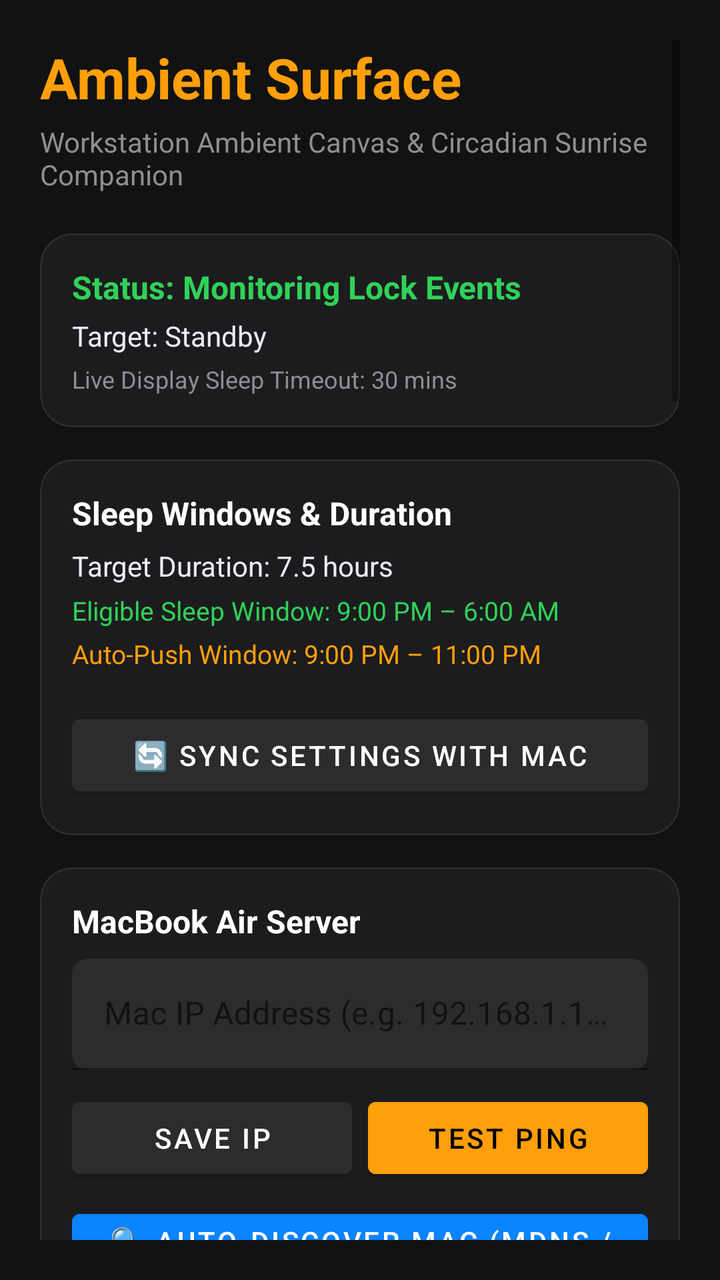
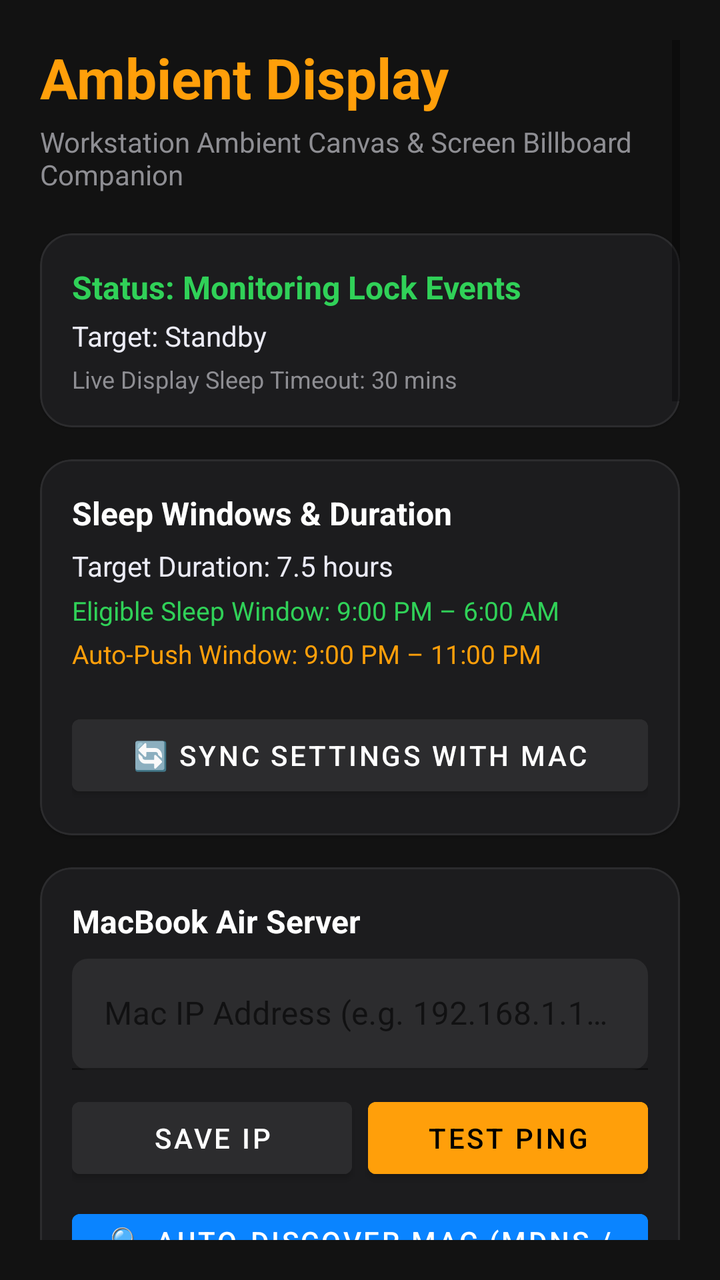

Before-and-after screenshots of an Android layout around one commit, followed by the original layout XML and the change that was made.
<!-- AndroidManifest.xml: application theme Theme.Material3.DayNight.NoActionBar -->
<!-- res/layout/activity_main.xml -->
<?xml version="1.0" encoding="utf-8"?>
<ScrollView xmlns:android="http://schemas.android.com/apk/res/android"
    xmlns:app="http://schemas.android.com/apk/res-auto"
    android:layout_width="match_parent"
    android:layout_height="match_parent"
    android:background="#121212"
    android:padding="20dp">

    <LinearLayout
        android:layout_width="match_parent"
        android:layout_height="wrap_content"
        android:orientation="vertical">

        
        <TextView
            android:layout_width="wrap_content"
            android:layout_height="wrap_content"
            android:text="Ambient Surface"
            android:textColor="#FF9F0A"
            android:textSize="28sp"
            android:textStyle="bold" />

        <TextView
            android:layout_width="wrap_content"
            android:layout_height="wrap_content"
            android:layout_marginTop="4dp"
            android:text="Workstation Ambient Canvas &amp; Circadian Sunrise Companion"
            android:textColor="#8E8E93"
            android:textSize="14sp" />

        
        <com.google.android.material.card.MaterialCardView
            android:layout_width="match_parent"
            android:layout_height="wrap_content"
            android:layout_marginTop="20dp"
            app:cardBackgroundColor="#1C1C1E"
            app:cardCornerRadius="16dp"
            app:strokeColor="#2C2C2E"
            app:strokeWidth="1dp">

            <LinearLayout
                android:layout_width="match_parent"
                android:layout_height="wrap_content"
                android:orientation="vertical"
                android:padding="16dp">

                <TextView
                    android:id="@+id/tvSleepStatus"
                    android:layout_width="wrap_content"
                    android:layout_height="wrap_content"
                    android:text="Status: Monitoring Lock Events"
                    android:textColor="#30D158"
                    android:textSize="16sp"
                    android:textStyle="bold" />

                <TextView
                    android:id="@+id/tvWakeTarget"
                    android:layout_width="wrap_content"
                    android:layout_height="wrap_content"
                    android:layout_marginTop="4dp"
                    android:text="Target: Standby"
                    android:textColor="#EBEBF5"
                    android:textSize="14sp" />

                <TextView
                    android:id="@+id/tvDisplayTimeout"
                    android:layout_width="wrap_content"
                    android:layout_height="wrap_content"
                    android:layout_marginTop="4dp"
                    android:text="Live Display Sleep Timeout: 30 mins"
                    android:textColor="#8E8E93"
                    android:textSize="12sp" />

            </LinearLayout>
        </com.google.android.material.card.MaterialCardView>

        
        <com.google.android.material.card.MaterialCardView
            android:layout_width="match_parent"
            android:layout_height="wrap_content"
            android:layout_marginTop="16dp"
            app:cardBackgroundColor="#1C1C1E"
            app:cardCornerRadius="16dp"
            app:strokeColor="#2C2C2E"
            app:strokeWidth="1dp">

            <LinearLayout
                android:layout_width="match_parent"
                android:layout_height="wrap_content"
                android:orientation="vertical"
                android:padding="16dp">

                <TextView
                    android:layout_width="wrap_content"
                    android:layout_height="wrap_content"
                    android:text="Sleep Windows &amp; Duration"
                    android:textColor="#FFFFFF"
                    android:textSize="16sp"
                    android:textStyle="bold" />

                <TextView
                    android:id="@+id/tvSleepDuration"
                    android:layout_width="wrap_content"
                    android:layout_height="wrap_content"
                    android:layout_marginTop="6dp"
                    android:text="Target Duration: 7.5 hours"
                    android:textColor="#EBEBF5"
                    android:textSize="14sp" />

                <TextView
                    android:id="@+id/tvSleepWindow"
                    android:layout_width="wrap_content"
                    android:layout_height="wrap_content"
                    android:layout_marginTop="4dp"
                    android:text="Eligible Sleep Window: 9:00 PM – 6:00 AM"
                    android:textColor="#30D158"
                    android:textSize="13sp" />

                <TextView
                    android:id="@+id/tvAutoPushWindow"
                    android:layout_width="wrap_content"
                    android:layout_height="wrap_content"
                    android:layout_marginTop="4dp"
                    android:text="Auto-Push Window: 9:00 PM – 11:00 PM"
                    android:textColor="#FF9F0A"
                    android:textSize="13sp" />

                <com.google.android.material.materialswitch.MaterialSwitch
                    android:id="@+id/switchAwayMode"
                    android:layout_width="match_parent"
                    android:layout_height="wrap_content"
                    android:layout_marginTop="10dp"
                    android:text="Away Mode (Suppress Monitors)"
                    android:textColor="#FFFFFF"
                    android:textSize="14sp" />

                <Button
                    android:id="@+id/btnSyncConfig"
                    android:layout_width="match_parent"
                    android:layout_height="wrap_content"
                    android:layout_marginTop="8dp"
                    android:backgroundTint="#2C2C2E"
                    android:text="🔄 Sync Settings with Mac"
                    android:textColor="#FFFFFF" />

            </LinearLayout>
        </com.google.android.material.card.MaterialCardView>

        
        <com.google.android.material.card.MaterialCardView
            android:layout_width="match_parent"
            android:layout_height="wrap_content"
            android:layout_marginTop="16dp"
            app:cardBackgroundColor="#1C1C1E"
            app:cardCornerRadius="16dp"
            app:strokeColor="#2C2C2E"
            app:strokeWidth="1dp">

            <LinearLayout
                android:layout_width="match_parent"
                android:layout_height="wrap_content"
                android:orientation="vertical"
                android:padding="16dp">

                <TextView
                    android:layout_width="wrap_content"
                    android:layout_height="wrap_content"
                    android:text="MacBook Air Server"
                    android:textColor="#FFFFFF"
                    android:textSize="16sp"
                    android:textStyle="bold" />

                <com.google.android.material.textfield.TextInputLayout
                    android:layout_width="match_parent"
                    android:layout_height="wrap_content"
                    android:layout_marginTop="8dp"
                    android:hint="Mac IP Address (e.g. 192.168.1.100)"
                    app:boxBackgroundColor="#2C2C2E"
                    app:boxCornerRadiusBottomEnd="8dp"
                    app:boxCornerRadiusBottomStart="8dp"
                    app:boxCornerRadiusTopEnd="8dp"
                    app:boxCornerRadiusTopStart="8dp">

                    <com.google.android.material.textfield.TextInputEditText
                        android:id="@+id/etMacHost"
                        android:layout_width="match_parent"
                        android:layout_height="wrap_content"
                        android:inputType="textUri"
                        android:textColor="#FFFFFF" />
                </com.google.android.material.textfield.TextInputLayout>

                <LinearLayout
                    android:layout_width="match_parent"
                    android:layout_height="wrap_content"
                    android:layout_marginTop="10dp"
                    android:orientation="horizontal">

                    <Button
                        android:id="@+id/btnSaveHost"
                        android:layout_width="0dp"
                        android:layout_height="wrap_content"
                        android:layout_weight="1"
                        android:backgroundTint="#2C2C2E"
                        android:text="Save IP"
                        android:textColor="#FFFFFF" />

                    <Button
                        android:id="@+id/btnTestConnection"
                        android:layout_width="0dp"
                        android:layout_height="wrap_content"
                        android:layout_marginStart="8dp"
                        android:layout_weight="1"
                        android:backgroundTint="#FF9F0A"
                        android:text="Test Ping"
                        android:textColor="#000000" />
                </LinearLayout>

                <Button
                    android:id="@+id/btnAutoDiscover"
                    android:layout_width="match_parent"
                    android:layout_height="wrap_content"
                    android:layout_marginTop="8dp"
                    android:backgroundTint="#0A84FF"
                    android:text="🔍 Auto-Discover Mac (mDNS / Scan)"
                    android:textColor="#FFFFFF" />

            </LinearLayout>
        </com.google.android.material.card.MaterialCardView>

        
        <com.google.android.material.card.MaterialCardView
            android:layout_width="match_parent"
            android:layout_height="wrap_content"
            android:layout_marginTop="16dp"
            app:cardBackgroundColor="#1C1C1E"
            app:cardCornerRadius="16dp"
            app:strokeColor="#2C2C2E"
            app:strokeWidth="1dp">

            <LinearLayout
                android:layout_width="match_parent"
                android:layout_height="wrap_content"
                android:orientation="vertical"
                android:padding="16dp">

                <TextView
                    android:layout_width="wrap_content"
                    android:layout_height="wrap_content"
                    android:text="☁️ Cloud Sync"
                    android:textColor="#FFFFFF"
                    android:textSize="16sp"
                    android:textStyle="bold" />

                <TextView
                    android:id="@+id/tvCloudAuthStatus"
                    android:layout_width="wrap_content"
                    android:layout_height="wrap_content"
                    android:layout_marginTop="4dp"
                    android:text="Sign in with Google to sync devices anywhere"
                    android:textColor="#8E8E93"
                    android:textSize="13sp" />

                <LinearLayout
                    android:layout_width="match_parent"
                    android:layout_height="wrap_content"
                    android:layout_marginTop="10dp"
                    android:orientation="horizontal">

                    <Button
                        android:id="@+id/btnGoogleSignIn"
                        android:layout_width="0dp"
                        android:layout_height="wrap_content"
                        android:layout_weight="1"
                        android:backgroundTint="#4285F4"
                        android:text="Sign in with Google"
                        android:textColor="#FFFFFF" />

                    <Button
                        android:id="@+id/btnSignOut"
                        android:layout_width="wrap_content"
                        android:layout_height="wrap_content"
                        android:layout_marginStart="8dp"
                        android:backgroundTint="#2C2C2E"
                        android:text="Sign Out"
                        android:textColor="#E0E0E6"
                        android:visibility="gone" />
                </LinearLayout>

                <TextView
                    android:id="@+id/tvCloudDevicesHeader"
                    android:layout_width="wrap_content"
                    android:layout_height="wrap_content"
                    android:layout_marginTop="12dp"
                    android:text="Target Workstations (Cloud Devices):"
                    android:textColor="#8E8E93"
                    android:textSize="13sp" />

                <Spinner
                    android:id="@+id/spCloudTargetDevice"
                    android:layout_width="match_parent"
                    android:layout_height="48dp"
                    android:layout_marginTop="6dp"
                    android:background="#2C2C2E" />

            </LinearLayout>
        </com.google.android.material.card.MaterialCardView>

        

        <com.google.android.material.card.MaterialCardView
            android:layout_width="match_parent"
            android:layout_height="wrap_content"
            android:layout_marginTop="16dp"
            app:cardBackgroundColor="#1C1C1E"
            app:cardCornerRadius="16dp"
            app:strokeColor="#2C2C2E"
            app:strokeWidth="1dp">

            <LinearLayout
                android:layout_width="match_parent"
                android:layout_height="wrap_content"
                android:orientation="vertical"
                android:padding="16dp">

                <TextView
                    android:layout_width="wrap_content"
                    android:layout_height="wrap_content"
                    android:text="🖥️ Ambient Surface Canvas"
                    android:textColor="#FFFFFF"
                    android:textSize="16sp"
                    android:textStyle="bold" />

                <TextView
                    android:layout_width="wrap_content"
                    android:layout_height="wrap_content"
                    android:layout_marginTop="2dp"
                    android:text="Broadcast billboard message or privacy lock across displays"
                    android:textColor="#8E8E93"
                    android:textSize="12sp" />

                
                <TextView
                    android:layout_width="wrap_content"
                    android:layout_height="wrap_content"
                    android:layout_marginTop="8dp"
                    android:text="Canvas Mode:"
                    android:textColor="#8E8E93"
                    android:textSize="12sp" />

                <Spinner
                    android:id="@+id/spCanvasType"
                    android:layout_width="match_parent"
                    android:layout_height="44dp"
                    android:layout_marginTop="4dp"
                    android:background="#2C2C2E" />

                
                <com.google.android.material.textfield.TextInputLayout
                    android:layout_width="match_parent"
                    android:layout_height="wrap_content"
                    android:layout_marginTop="10dp"
                    android:hint="Headline / Message (e.g. At the Gym / BRB)"
                    app:boxBackgroundColor="#2C2C2E"
                    app:boxCornerRadiusBottomEnd="8dp"
                    app:boxCornerRadiusBottomStart="8dp"
                    app:boxCornerRadiusTopEnd="8dp"
                    app:boxCornerRadiusTopStart="8dp">

                    <com.google.android.material.textfield.TextInputEditText
                        android:id="@+id/etScreenMessage"
                        android:layout_width="match_parent"
                        android:layout_height="wrap_content"
                        android:inputType="textMultiLine"
                        android:minLines="1"
                        android:maxLines="3"
                        android:textColor="#FFFFFF" />
                </com.google.android.material.textfield.TextInputLayout>

                
                <com.google.android.material.textfield.TextInputLayout
                    android:layout_width="match_parent"
                    android:layout_height="wrap_content"
                    android:layout_marginTop="8dp"
                    android:hint="Subtitle (optional, e.g. Back at 5:30. Do not touch.)"
                    app:boxBackgroundColor="#2C2C2E"
                    app:boxCornerRadiusBottomEnd="8dp"
                    app:boxCornerRadiusBottomStart="8dp"
                    app:boxCornerRadiusTopEnd="8dp"
                    app:boxCornerRadiusTopStart="8dp">

                    <com.google.android.material.textfield.TextInputEditText
                        android:id="@+id/etCanvasSubtitle"
                        android:layout_width="match_parent"
                        android:layout_height="wrap_content"
                        android:inputType="text"
                        android:textColor="#FFFFFF" />
                </com.google.android.material.textfield.TextInputLayout>

                
                <com.google.android.material.textfield.TextInputLayout
                    android:id="@+id/tilMediaUrl"
                    android:layout_width="match_parent"
                    android:layout_height="wrap_content"
                    android:layout_marginTop="8dp"
                    android:hint="Media URL (Image, MP4 loop, or Web URL)"
                    app:boxBackgroundColor="#2C2C2E"
                    app:boxCornerRadiusBottomEnd="8dp"
                    app:boxCornerRadiusBottomStart="8dp"
                    app:boxCornerRadiusTopEnd="8dp"
                    app:boxCornerRadiusTopStart="8dp">

                    <com.google.android.material.textfield.TextInputEditText
                        android:id="@+id/etMediaUrl"
                        android:layout_width="match_parent"
                        android:layout_height="wrap_content"
                        android:inputType="textUri"
                        android:textColor="#FFFFFF" />
                </com.google.android.material.textfield.TextInputLayout>

                
                <TextView
                    android:id="@+id/tvRecentMessagesLabel"
                    android:layout_width="wrap_content"
                    android:layout_height="wrap_content"
                    android:layout_marginTop="8dp"
                    android:text="Recent presets (tap to use):"
                    android:textColor="#8E8E93"
                    android:textSize="12sp" />

                <HorizontalScrollView
                    android:layout_width="match_parent"
                    android:layout_height="wrap_content"
                    android:layout_marginTop="4dp"
                    android:scrollbars="none">

                    <com.google.android.material.chip.ChipGroup
                        android:id="@+id/chipGroupRecentMessages"
                        android:layout_width="wrap_content"
                        android:layout_height="wrap_content"
                        app:singleLine="true" />
                </HorizontalScrollView>

                
                <TextView
                    android:layout_width="wrap_content"
                    android:layout_height="wrap_content"
                    android:layout_marginTop="10dp"
                    android:text="Target Display:"
                    android:textColor="#8E8E93"
                    android:textSize="12sp" />

                <Spinner
                    android:id="@+id/spTargetDisplay"
                    android:layout_width="match_parent"
                    android:layout_height="44dp"
                    android:layout_marginTop="4dp"
                    android:background="#2C2C2E" />

                
                <TextView
                    android:layout_width="wrap_content"
                    android:layout_height="wrap_content"
                    android:layout_marginTop="10dp"
                    android:text="Dismiss Policy &amp; Duration:"
                    android:textColor="#8E8E93"
                    android:textSize="12sp" />

                <RadioGroup
                    android:id="@+id/rgMessageDuration"
                    android:layout_width="match_parent"
                    android:layout_height="wrap_content"
                    android:layout_marginTop="4dp"
                    android:orientation="horizontal">

                    <RadioButton
                        android:id="@+id/rbPersistent"
                        android:layout_width="wrap_content"
                        android:layout_height="wrap_content"
                        android:checked="true"
                        android:text="ESC (Any)"
                        android:textColor="#EBEBF5"
                        android:textSize="13sp" />

                    <RadioButton
                        android:id="@+id/rbLockPhoneOnly"
                        android:layout_width="wrap_content"
                        android:layout_height="wrap_content"
                        android:layout_marginStart="8dp"
                        android:text="🔒 Locked"
                        android:textColor="#FF453A"
                        android:textSize="13sp" />

                    <RadioButton
                        android:id="@+id/rbToast15s"
                        android:layout_width="wrap_content"
                        android:layout_height="wrap_content"
                        android:layout_marginStart="8dp"
                        android:text="15s"
                        android:textColor="#EBEBF5"
                        android:textSize="13sp" />

                    <RadioButton
                        android:id="@+id/rbToast30s"
                        android:layout_width="wrap_content"
                        android:layout_height="wrap_content"
                        android:layout_marginStart="8dp"
                        android:text="30s"
                        android:textColor="#EBEBF5"
                        android:textSize="13sp" />
                </RadioGroup>

                
                <LinearLayout
                    android:layout_width="match_parent"
                    android:layout_height="wrap_content"
                    android:layout_marginTop="12dp"
                    android:orientation="horizontal">

                    <Button
                        android:id="@+id/btnSendMessage"
                        android:layout_width="0dp"
                        android:layout_height="wrap_content"
                        android:layout_weight="1"
                        android:backgroundTint="#0A84FF"
                        android:text="📤 Send to Screen"
                        android:textColor="#FFFFFF"
                        android:textStyle="bold" />

                    <Button
                        android:id="@+id/btnDismissScreenMessage"
                        android:layout_width="wrap_content"
                        android:layout_height="wrap_content"
                        android:layout_marginStart="8dp"
                        android:backgroundTint="#3A1C1C"
                        android:text="Clear Screen"
                        android:textColor="#FF453A" />
                </LinearLayout>

                
                <TextView
                    android:id="@+id/tvActiveMessageStatus"
                    android:layout_width="wrap_content"
                    android:layout_height="wrap_content"
                    android:layout_marginTop="8dp"
                    android:text=""
                    android:textColor="#30D158"
                    android:textSize="12sp"
                    android:visibility="gone" />

            </LinearLayout>
        </com.google.android.material.card.MaterialCardView>

        
        <TextView
            android:layout_width="wrap_content"
            android:layout_height="wrap_content"
            android:layout_marginTop="20dp"
            android:text="Actions &amp; Overrides"
            android:textColor="#8E8E93"
            android:textSize="14sp"
            android:textStyle="bold" />

        <Button
            android:id="@+id/btnManualSleep"
            android:layout_width="match_parent"
            android:layout_height="56dp"
            android:layout_marginTop="8dp"
            android:backgroundTint="#30D158"
            android:text="Start Sleep Now (Manual 7.5h)"
            android:textColor="#000000"
            android:textSize="16sp"
            android:textStyle="bold" />

        <Button
            android:id="@+id/btnTestMode"
            android:layout_width="match_parent"
            android:layout_height="48dp"
            android:layout_marginTop="8dp"
            android:backgroundTint="#2C2C2E"
            android:text="Preview Display (10s Test Mode)"
            android:textColor="#FFFFFF" />

        <Button
            android:id="@+id/btnTestPhoneAlarm"
            android:layout_width="match_parent"
            android:layout_height="48dp"
            android:layout_marginTop="8dp"
            android:backgroundTint="#FF9F0A"
            android:text="🔔 Test Phone Alarm (Ring in 5s)"
            android:textColor="#000000"
            android:textStyle="bold" />

        <Button
            android:id="@+id/btnTest1MinSleep"
            android:layout_width="match_parent"
            android:layout_height="48dp"
            android:layout_marginTop="8dp"
            android:backgroundTint="#32D74B"
            android:text="⏱️ Test 1-Min Sleep &amp; Alarm Flow"
            android:textColor="#000000"
            android:textStyle="bold" />

        <Button
            android:id="@+id/btnStopSleep"
            android:layout_width="match_parent"
            android:layout_height="48dp"
            android:layout_marginTop="8dp"
            android:backgroundTint="#3A1C1C"
            android:text="Stop Sleep / I'm Awake"
            android:textColor="#FF453A" />

        
        <TextView
            android:layout_width="wrap_content"
            android:layout_height="wrap_content"
            android:layout_marginTop="24dp"
            android:text="OnePlus / OxygenOS Setup Checklist"
            android:textColor="#FF9F0A"
            android:textSize="14sp"
            android:textStyle="bold" />

        <Button
            android:id="@+id/btnBatteryOpt"
            android:layout_width="match_parent"
            android:layout_height="wrap_content"
            android:layout_marginTop="8dp"
            android:backgroundTint="#2C2C2E"
            android:text="1. Disable Battery Optimization"
            android:textColor="#FFFFFF" />

        <Button
            android:id="@+id/btnUsageAccess"
            android:layout_width="match_parent"
            android:layout_height="wrap_content"
            android:layout_marginTop="6dp"
            android:backgroundTint="#2C2C2E"
            android:text="2. Grant Usage Access (Inactivity Check)"
            android:textColor="#FFFFFF" />

        <Button
            android:id="@+id/btnAccessibility"
            android:layout_width="match_parent"
            android:layout_height="wrap_content"
            android:layout_marginTop="6dp"
            android:backgroundTint="#2C2C2E"
            android:text="3. Enable Watchdog (Accessibility)"
            android:textColor="#FFFFFF" />

        <Button
            android:id="@+id/btnAutoLaunch"
            android:layout_width="match_parent"
            android:layout_height="wrap_content"
            android:layout_marginTop="6dp"
            android:backgroundTint="#2C2C2E"
            android:text="4. OnePlus Auto-Launch Manager"
            android:textColor="#FFFFFF" />

    </LinearLayout>
</ScrollView>
<!-- resources referenced by this layout -->
<resources>
  <style name="Theme.Material3.DayNight.NoActionBar" parent="Theme.MaterialComponents.DayNight.NoActionBar">
          <item name="colorPrimary">#FF9F0A</item>
          <item name="colorSecondary">#30D158</item>
          <item name="android:statusBarColor">#121212</item>
      </style>
</resources>

<!-- the commit's change to res/layout/activity_main.xml (unified diff, before → after) -->
@@ -15,7 +15,7 @@
         <TextView
             android:layout_width="wrap_content"
             android:layout_height="wrap_content"
-            android:text="Ambient Surface"
+            android:text="Ambient Display"
             android:textColor="#FF9F0A"
             android:textSize="28sp"
             android:textStyle="bold" />
@@ -24,9 +24,10 @@
             android:layout_width="wrap_content"
             android:layout_height="wrap_content"
             android:layout_marginTop="4dp"
-            android:text="Workstation Ambient Canvas &amp; Circadian Sunrise Companion"
+            android:text="Workstation Ambient Canvas &amp; Screen Billboard Companion"
             android:textColor="#8E8E93"
             android:textSize="14sp" />
+
 
         
         <com.google.android.material.card.MaterialCardView
@@ -325,7 +326,7 @@
                 <TextView
                     android:layout_width="wrap_content"
                     android:layout_height="wrap_content"
-                    android:text="🖥️ Ambient Surface Canvas"
+                    android:text="🖥️ Ambient Display Canvas"
                     android:textColor="#FFFFFF"
                     android:textSize="16sp"
                     android:textStyle="bold" />
